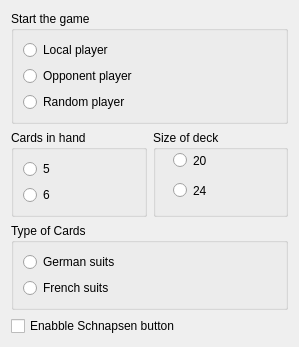
Old version of the form src/gamesettingswidget.ui in the repository Dgzt/knapsen.
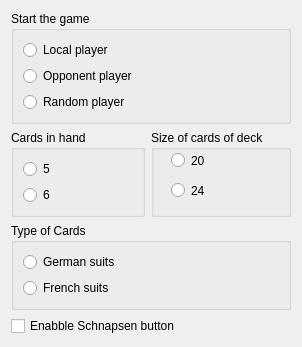
New version of the form.

```diff
--- a/src/gamesettingswidget.ui
+++ b/src/gamesettingswidget.ui
@@ -6,8 +6,8 @@
    <rect>
     <x>0</x>
     <y>0</y>
-    <width>299</width>
-    <height>292</height>
+    <width>302</width>
+    <height>345</height>
    </rect>
   </property>
   <property name="windowTitle">
@@ -72,7 +72,7 @@
      <item>
       <widget class="QGroupBox" name="groupBox_3">
        <property name="title">
-        <string>Size of deck</string>
+        <string>Size of cards of deck</string>
        </property>
        <widget class="QRadioButton" name="kcfg_SizeOfDeck20">
         <property name="geometry">
```
Left out of the diff: 11 changed lines with no effect on the pictures.
